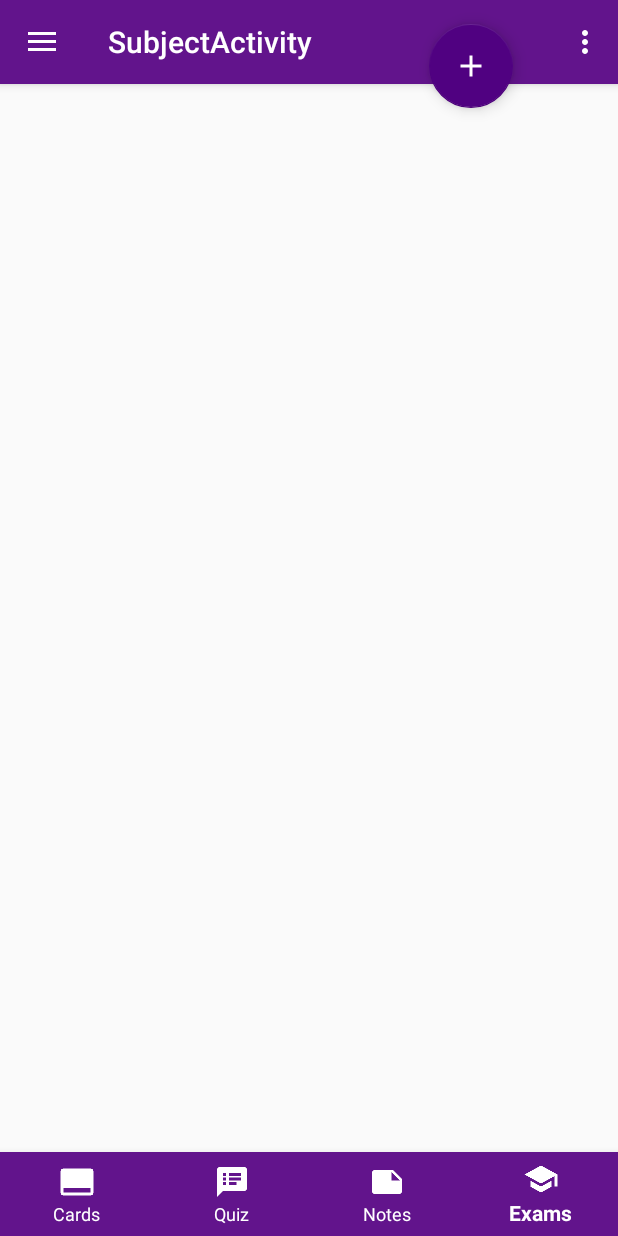
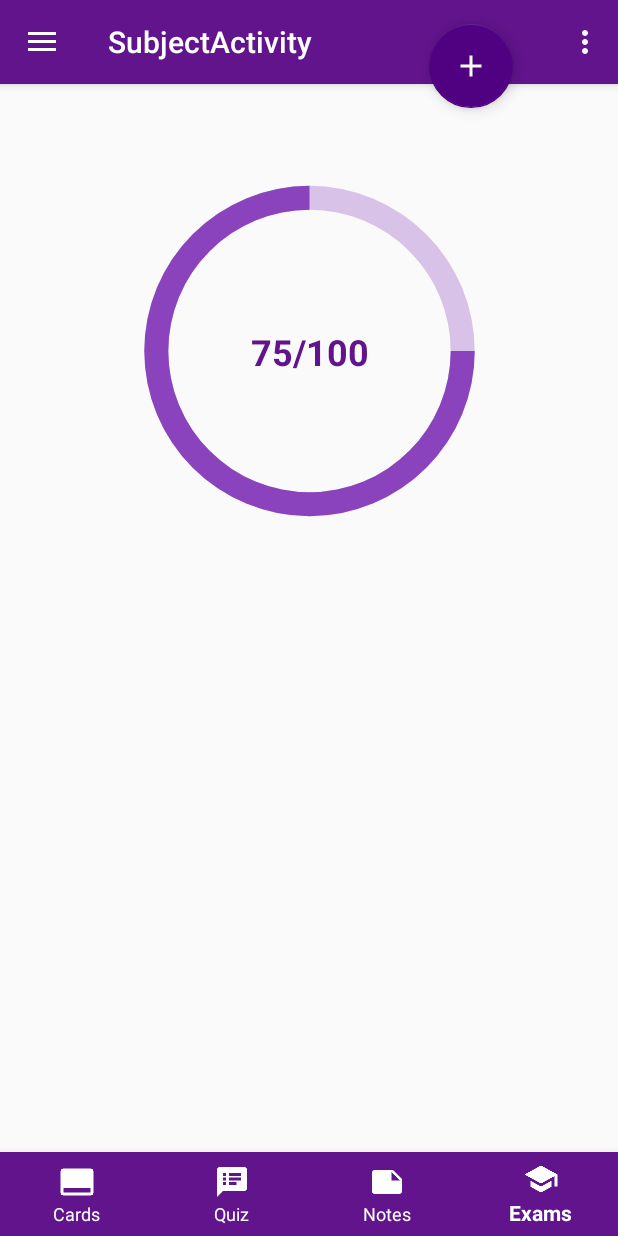
Before and after one commit to wingor-software/MyLearn, an Android app: the SubjectActivity screen opened directly, with no data from a screen before it, item 4 of the bottom bar chosen, on a phone screen of 412 x 824 dp. Run offline under Robolectric (Android 15) with nearby library versions, the phone set to English and light mode, and no system bars.

Commit message:
Dodano scoreBar w zakladce Exams

```diff
--- a/app/src/main/java/com/wingor_software/mylearn/MainActivity.java
+++ b/app/src/main/java/com/wingor_software/mylearn/MainActivity.java
@@ -200,7 +200,7 @@ public class MainActivity extends AppCompatActivity
 
     public void addData(String newEntry, int color)
     {
-        boolean insertData = dataBaseHelper.addSubjectData(newEntry, color);
+        boolean insertData = dataBaseHelper.addSubjectData(newEntry, color, 0, 0);
 
         if(insertData)
            toastMessage("Dodano poprawnie - " + newEntry);
--- a/app/src/main/java/com/wingor_software/mylearn/SubjectActivity.java
+++ b/app/src/main/java/com/wingor_software/mylearn/SubjectActivity.java
@@ -23,7 +23,7 @@ import android.widget.CheckBox;
 import android.widget.ImageButton;
 import android.widget.ImageView;
 import android.widget.LinearLayout;
-import android.widget.RadioButton;
+import android.widget.ProgressBar;
 import android.widget.Spinner;
 import android.widget.TextView;
 import android.widget.Toast;
@@ -33,6 +33,7 @@ import androidx.annotation.Nullable;
 import androidx.appcompat.app.ActionBarDrawerToggle;
 import androidx.appcompat.app.AppCompatActivity;
 import androidx.appcompat.widget.Toolbar;
+import androidx.constraintlayout.widget.ConstraintLayout;
 import androidx.core.view.GravityCompat;
 import androidx.drawerlayout.widget.DrawerLayout;
 
@@ -99,7 +100,10 @@ public class SubjectActivity extends AppCompatActivity
             return false;
         }
     };
+
     StringBuilder path_to_save = new StringBuilder();
+
+    private ConstraintLayout scoreLayout;
 
     private void actionCards(SharedPreferences.Editor editor)
     {
@@ -134,6 +138,23 @@ public class SubjectActivity extends AppCompatActivity
         editor.putInt(getString(R.string.preference), 4);
         editor.apply();
         clearContent();
+        scoreLayout.setVisibility(View.VISIBLE);
+        ProgressBar progressBar = scoreLayout.findViewById(R.id.scoreBar);
+        TextView scoreText = scoreLayout.findViewById(R.id.scoreText);
+        int examsTaken = 0;
+        int examsPassed = 0;
+        try
+        {
+            examsTaken = MainActivity.getCurrentSubject().getExamsTaken();
+            examsPassed = MainActivity.getCurrentSubject().getExamsPassed();
+            progressBar.setMax(examsTaken);
+            progressBar.setProgress(examsPassed);
+            scoreText.setText(new String(examsPassed + "/" + examsTaken));
+        }
+        catch(Exception e)
+        {
+            e.printStackTrace();
+        }
     }
 
     @Override
@@ -161,6 +182,8 @@ public class SubjectActivity extends AppCompatActivity
         navView.setOnNavigationItemSelectedListener(mOnNavigationItemSelectedListener);
 
         uriList = new ArrayList<>();
+
+        scoreLayout = findViewById(R.id.scoreLayout);
     }
 
     @Override
@@ -292,9 +315,11 @@ public class SubjectActivity extends AppCompatActivity
         } else if (id == R.id.nav_tools) {
 
         } else if (id == R.id.nav_share) {
-
+            //tutaj dodajemy jeden zaliczone exam
+            addPassedExam();
         } else if (id == R.id.nav_send) {
-
+            //dodaje jeden nie zaliczony exam
+            addNotPassedExam();
         }
 
         DrawerLayout drawer = findViewById(R.id.drawer_layout);
@@ -302,8 +327,40 @@ public class SubjectActivity extends AppCompatActivity
         return true;
     }
 
+    private void addPassedExam()
+    {
+        try
+        {
+            Subject currentSubject = MainActivity.getCurrentSubject();
+            currentSubject.setExamsTaken(currentSubject.getExamsTaken() + 1);
+            currentSubject.setExamsPassed(currentSubject.getExamsPassed() + 1);
+            dataBaseHelper.updateExamsCount(currentSubject.getSubjectID(), currentSubject.getExamsTaken(), currentSubject.getExamsPassed());
+            Toast.makeText(SubjectActivity.this, "Dodano zaliczony egzamin", Toast.LENGTH_LONG).show();
+        }
+        catch(Exception e)
+        {
+            e.printStackTrace();
+        }
+    }
+
+    private void addNotPassedExam()
+    {
+        try
+        {
+            Subject currentSubject = MainActivity.getCurrentSubject();
+            currentSubject.setExamsTaken(currentSubject.getExamsTaken() + 1);
+            dataBaseHelper.updateExamsCount(currentSubject.getSubjectID(), currentSubject.getExamsTaken(), currentSubject.getExamsPassed());
+            Toast.makeText(SubjectActivity.this, "Dodano nie zaliczony egzamin", Toast.LENGTH_LONG).show();
+        }
+        catch(Exception e)
+        {
+            e.printStackTrace();
+        }
+    }
+
     private void clearContent() {
         subjectLayout.removeAllViewsInLayout();
+        scoreLayout.setVisibility(View.GONE);
     }
 
     private void drawNoteButton(final Note note) {
--- /dev/null
+++ b/app/src/main/res/drawable/circle_progress_bar.xml
@@ -0,0 +1,10 @@
+<?xml version="1.0" encoding="utf-8"?>
+<shape xmlns:android="http://schemas.android.com/apk/res/android"
+    android:shape="ring"
+    android:innerRadiusRatio="2.5"
+    android:thickness="16dp"
+    android:useLevel="true">
+
+    <solid android:color="@color/colorLightPrimary"/>
+
+</shape>
--- a/app/src/main/res/layout/content_subject.xml
+++ b/app/src/main/res/layout/content_subject.xml
@@ -10,10 +10,12 @@
     tools:showIn="@layout/app_bar_subject">
 
     <ScrollView
+        android:id="@+id/scrollView2"
         android:layout_width="match_parent"
         android:layout_height="match_parent"
         android:layout_marginBottom="56dp"
-        app:layout_constraintBottom_toBottomOf="parent">
+        app:layout_constraintBottom_toBottomOf="parent"
+        tools:layout_editor_absoluteX="0dp">
 
         <LinearLayout
             android:id="@+id/subjectActivityLayout"
@@ -25,4 +27,55 @@
         </LinearLayout>
     </ScrollView>
 
+    <androidx.constraintlayout.widget.ConstraintLayout
+        android:id="@+id/scoreLayout"
+        android:layout_width="match_parent"
+        android:layout_height="match_parent"
+        android:visibility="visible">
+
+        <TextView
+            android:id="@+id/scoreText"
+            android:layout_width="wrap_content"
+            android:layout_height="wrap_content"
+            android:text="75/100"
+            android:textColor="@color/colorPrimary"
+            android:textSize="24sp"
+            android:textStyle="bold"
+            app:layout_constraintBottom_toBottomOf="@+id/scoreBar"
+            app:layout_constraintEnd_toEndOf="@+id/scoreBar"
+            app:layout_constraintStart_toStartOf="@+id/scoreBar"
+            app:layout_constraintTop_toTopOf="@+id/scoreBar" />
+
+        <ProgressBar
+            android:id="@+id/scoreBar"
+            style="?android:progressBarStyleHorizontal"
+            android:layout_width="235dp"
+            android:layout_height="228dp"
+            android:layout_marginStart="8dp"
+            android:layout_marginTop="64dp"
+            android:layout_marginEnd="8dp"
+            android:max="100"
+            android:progress="75"
+            android:progressDrawable="@drawable/circle_progress_bar"
+            app:layout_constraintEnd_toEndOf="parent"
+            app:layout_constraintStart_toStartOf="parent"
+            app:layout_constraintTop_toTopOf="parent" />
+
+        <ProgressBar
+            android:id="@+id/fullScoreBar"
+            style="?android:progressBarStyleHorizontal"
+            android:layout_width="235dp"
+            android:layout_height="228dp"
+            android:layout_marginStart="8dp"
+            android:layout_marginTop="64dp"
+            android:layout_marginEnd="8dp"
+            android:alpha="0.3"
+            android:max="1"
+            android:progress="1"
+            android:progressDrawable="@drawable/circle_progress_bar"
+            app:layout_constraintEnd_toEndOf="parent"
+            app:layout_constraintStart_toStartOf="parent"
+            app:layout_constraintTop_toTopOf="parent" />
+    </androidx.constraintlayout.widget.ConstraintLayout>
+
 </androidx.constraintlayout.widget.ConstraintLayout>
```
Also changed, not shown: app/src/main/java/com/wingor_software/mylearn/DataBaseHelper.java (+17 -5 lines), app/src/main/java/com/wingor_software/mylearn/Subject.java (+21 -1 lines).
